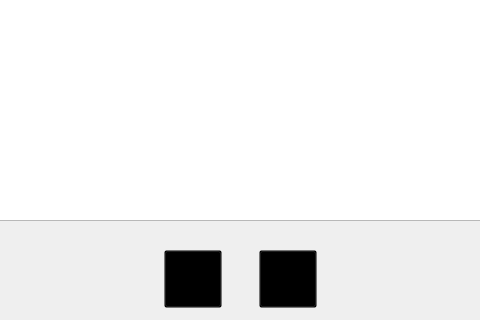
This is ClientModule/menuwindow.ui in giovannic96/Real-time-collaborative-text-editor as Qt 5 draws it before an edit; both pictures show x 86 to 566 and y 480 to 800 of the 652 by 800 pixel window. The edited form follows.
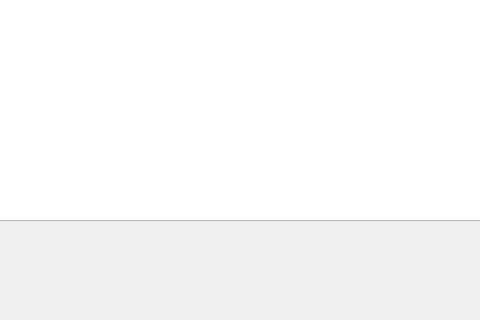
This is the edited form. The open tabs and pages were chosen to show the change. Icons and pictures are not drawn.

What changed in the file:
```diff
--- a/ClientModule/menuwindow.ui
+++ b/ClientModule/menuwindow.ui
@@ -210,44 +210,6 @@
      <property name="styleSheet">
       <string notr="true">#openDocPage{border-image: url(:/image/fileWindow.png);}</string>
      </property>
-     <widget class="QPushButton" name="backButton">
-      <property name="geometry">
-       <rect>
-        <x>250</x>
-        <y>730</y>
-        <width>58</width>
-        <height>58</height>
-       </rect>
-      </property>
-      <property name="cursor">
-       <cursorShape>PointingHandCursor</cursorShape>
-      </property>
-      <property name="styleSheet">
-       <string notr="true">background-color:transparent;</string>
-      </property>
-      <property name="text">
-       <string/>
-      </property>
-     </widget>
-     <widget class="QPushButton" name="logoutButton">
-      <property name="geometry">
-       <rect>
-        <x>345</x>
-        <y>730</y>
-        <width>58</width>
-        <height>58</height>
-       </rect>
-      </property>
-      <property name="cursor">
-       <cursorShape>PointingHandCursor</cursorShape>
-      </property>
-      <property name="styleSheet">
-       <string notr="true">background-color: transparent;</string>
-      </property>
-      <property name="text">
-       <string/>
-      </property>
-     </widget>
      <widget class="QListWidget" name="listWidget">
       <property name="geometry">
        <rect>
@@ -258,6 +220,27 @@
        </rect>
       </property>
      </widget>
+     <widget class="QPushButton" name="backButton">
+      <property name="geometry">
+       <rect>
+        <x>298</x>
+        <y>731</y>
+        <width>58</width>
+        <height>58</height>
+       </rect>
+      </property>
+      <property name="cursor">
+       <cursorShape>PointingHandCursor</cursorShape>
+      </property>
+      <property name="styleSheet">
+       <string notr="true">#backButton{	
+background-color:transparent;
+border: transparent;}</string>
+      </property>
+      <property name="text">
+       <string/>
+      </property>
+     </widget>
     </widget>
    </widget>
    <widget class="QPushButton" name="exitButton">
```
Left out of the diff: 59 changed lines with no effect on the pictures.
